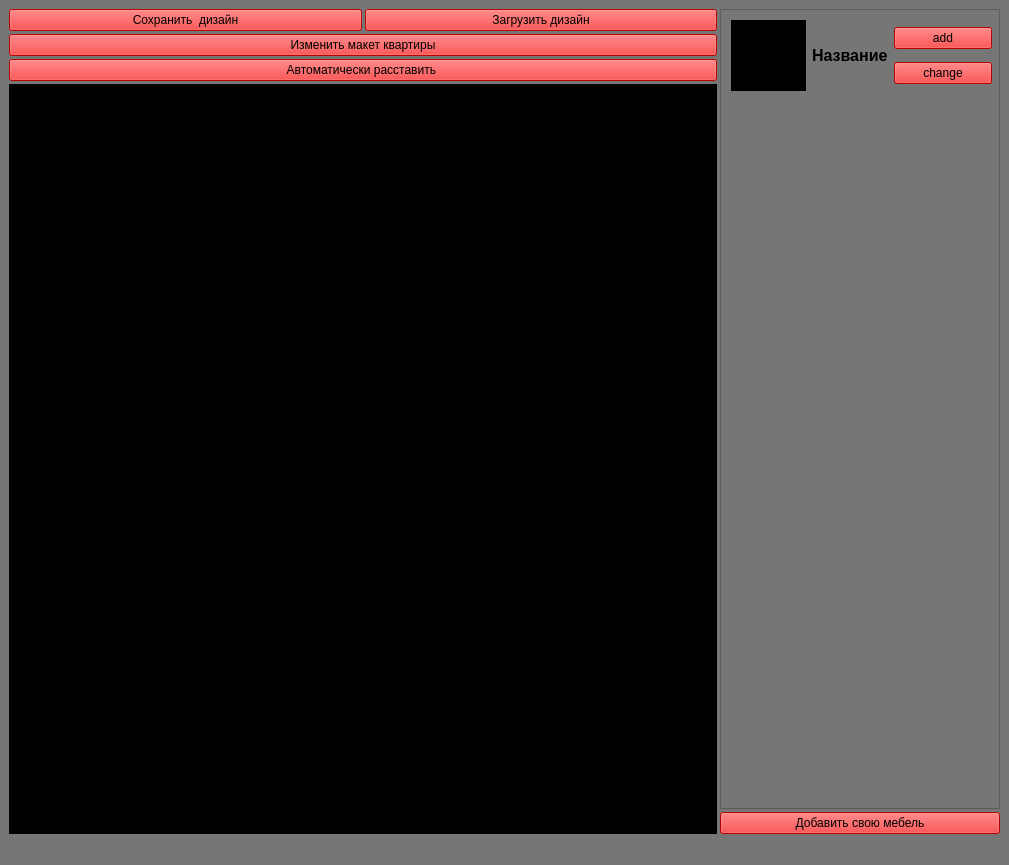
antonianton228/Vasya_ne_glavniy_Clown_and_me, file Main_window.ui: the form before one commit.
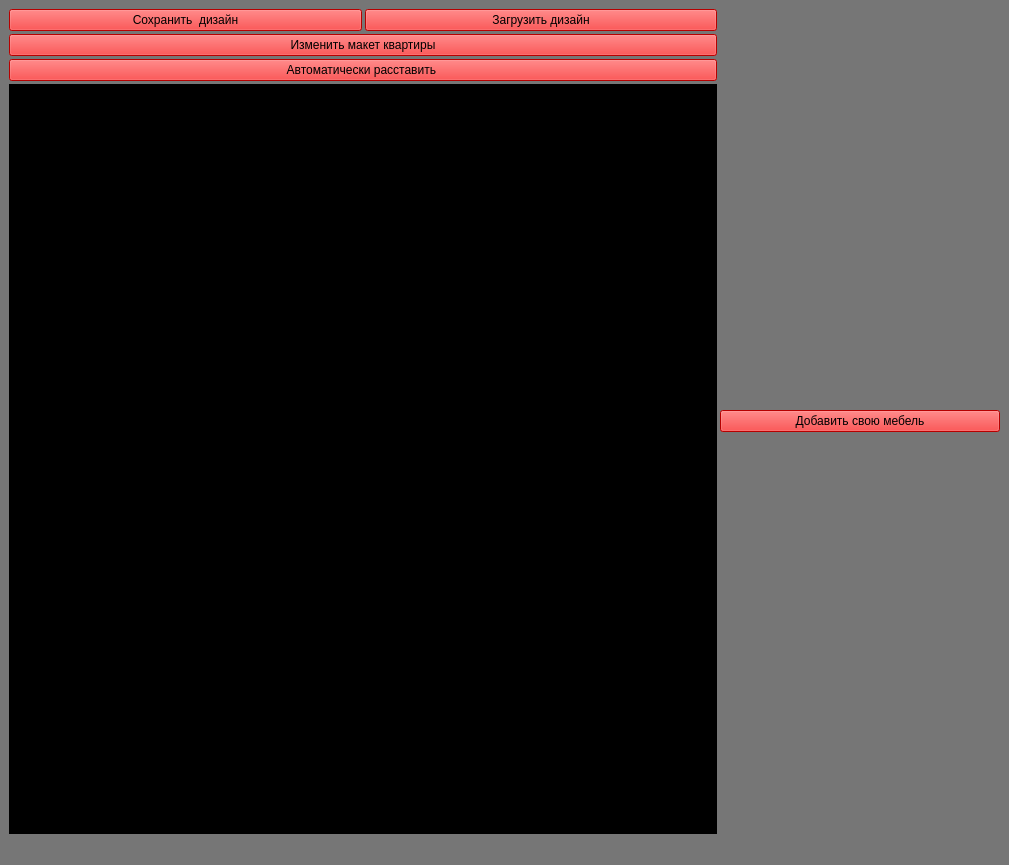
The form after the commit.

What changed in the file:
```diff
--- a/Main_window.ui
+++ b/Main_window.ui
@@ -129,131 +129,6 @@
       </item>
       <item>
        <layout class="QVBoxLayout" name="verticalLayout_4">
-        <item>
-         <widget class="QScrollArea" name="scroll_of_furniture">
-          <property name="sizePolicy">
-           <sizepolicy hsizetype="Fixed" vsizetype="Expanding">
-            <horstretch>0</horstretch>
-            <verstretch>0</verstretch>
-           </sizepolicy>
-          </property>
-          <property name="minimumSize">
-           <size>
-            <width>280</width>
-            <height>0</height>
-           </size>
-          </property>
-          <property name="widgetResizable">
-           <bool>true</bool>
-          </property>
-          <widget class="QWidget" name="scrollAreaWidgetContents">
-           <property name="geometry">
-            <rect>
-             <x>0</x>
-             <y>0</y>
-             <width>278</width>
-             <height>760</height>
-            </rect>
-           </property>
-           <widget class="QWidget" name="horizontalLayoutWidget_3">
-            <property name="geometry">
-             <rect>
-              <x>10</x>
-              <y>10</y>
-              <width>261</width>
-              <height>71</height>
-             </rect>
-            </property>
-            <layout class="QHBoxLayout" name="horizontalLayout_2">
-             <item>
-              <widget class="QLabel" name="img_furniture">
-               <property name="sizePolicy">
-                <sizepolicy hsizetype="Fixed" vsizetype="Preferred">
-                 <horstretch>0</horstretch>
-                 <verstretch>0</verstretch>
-                </sizepolicy>
-               </property>
-               <property name="minimumSize">
-                <size>
-                 <width>75</width>
-                 <height>0</height>
-                </size>
-               </property>
-               <property name="styleSheet">
-                <string notr="true">background: rgb(0, 0, 0)</string>
-               </property>
-               <property name="text">
-                <string/>
-               </property>
-              </widget>
-             </item>
-             <item>
-              <widget class="QLabel" name="name_furniture">
-               <property name="sizePolicy">
-                <sizepolicy hsizetype="Fixed" vsizetype="Preferred">
-                 <horstretch>0</horstretch>
-                 <verstretch>0</verstretch>
-                </sizepolicy>
-               </property>
-               <property name="minimumSize">
-                <size>
-                 <width>10</width>
-                 <height>0</height>
-                </size>
-               </property>
-               <property name="font">
-                <font>
-                 <pointsize>12</pointsize>
-                 <weight>75</weight>
-                 <bold>true</bold>
-                </font>
-               </property>
-               <property name="text">
-                <string>Название</string>
-               </property>
-              </widget>
-             </item>
-             <item>
-              <layout class="QVBoxLayout" name="verticalLayout_5">
-               <item>
-                <widget class="QPushButton" name="add_button">
-                 <property name="styleSheet">
-                  <string notr="true">QPushButton {
-  background: rgb(255, 0, 0);
-}
-
-QPushButton:pressed{
-  background: rgb(38, 132, 255)
-}</string>
-                 </property>
-                 <property name="text">
-                  <string>add</string>
-                 </property>
-                </widget>
-               </item>
-               <item>
-                <widget class="QPushButton" name="change_button">
-                 <property name="styleSheet">
-                  <string notr="true">QPushButton {
-  background: rgb(255, 0, 0);
-}
-
-QPushButton:pressed{
-  background: rgb(38, 132, 255)
-}</string>
-                 </property>
-                 <property name="text">
-                  <string>change</string>
-                 </property>
-                </widget>
-               </item>
-              </layout>
-             </item>
-            </layout>
-           </widget>
-          </widget>
-         </widget>
-        </item>
         <item>
          <widget class="QPushButton" name="add_furniture">
           <property name="sizePolicy">
```
Left out of the diff: 2 changed lines with no effect on the pictures.
